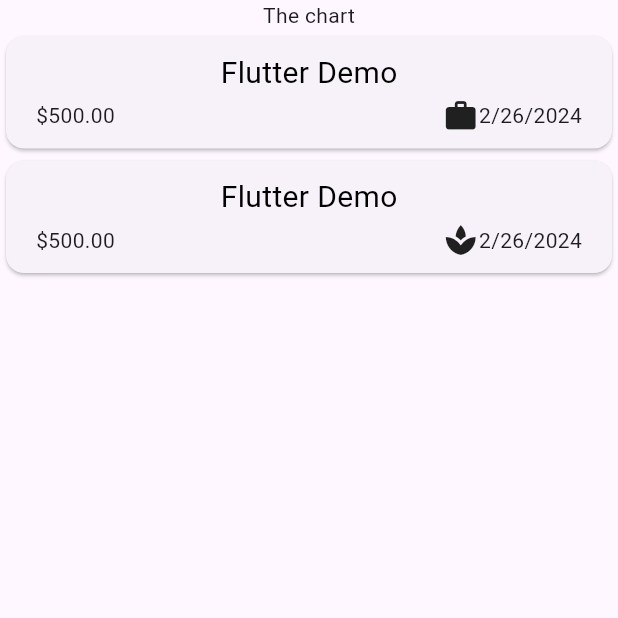
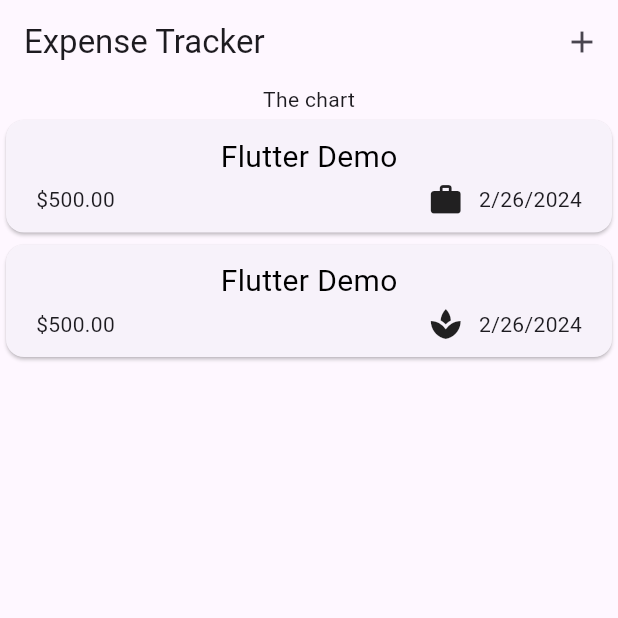
Before and after one commit to Shivansh-22866/expense_tracker, a Flutter app: the screen it shows after launch, on a phone screen of 412 x 824 dp, the top half of it. Run offline on Flutter 3.47's test engine with Material 3 defaults, Android fonts, the phone set to English and light mode, and no system bars.

Commit message:
Added ModalBottomSheet and functionality of add new expense

```diff
--- a/lib/expenses.dart
+++ b/lib/expenses.dart
@@ -1,5 +1,6 @@
 import 'package:expense_tracker/expenses_list.dart';
 import 'package:expense_tracker/models/expense.dart';
+import 'package:expense_tracker/new_expense.dart';
 import 'package:flutter/material.dart';
 
 class Expenses extends StatefulWidget {
@@ -23,17 +24,24 @@ class _ExpensesState extends State<Expenses> {
         category: Category.leisure),
   ];
 
+  void _openAddExpenseOverlay() {
+    showModalBottomSheet(
+        context: context, builder: (context) => const NewExpense());
+  }
+
   @override
   Widget build(BuildContext context) {
     return Scaffold(
-      body: Scaffold(
+      appBar: AppBar(title: const Text("Expense Tracker"), actions: [
+        IconButton(
+            onPressed: _openAddExpenseOverlay, icon: const Icon(Icons.add))
+      ]),
       body: Column(
         children: [
           const Text('The chart'),
           ExpensesList(expenses: _registeredExpenses),
         ],
       ),
-      ),
     );
   }
 }
--- a/lib/main.dart
+++ b/lib/main.dart
@@ -3,8 +3,10 @@ import "package:expense_tracker/expenses.dart";
 
 void main() {
   runApp(
-    const MaterialApp(
-      home: Expenses(),
+    MaterialApp(
+      debugShowCheckedModeBanner: false,
+      theme: ThemeData(useMaterial3: true),
+      home: const Expenses(),
     ),
   );
 }
--- a/lib/widgets/expense_item.dart
+++ b/lib/widgets/expense_item.dart
@@ -27,7 +27,9 @@ class ExpenseItem extends StatelessWidget {
                 Row(
                   children: [
                     Icon(categoryIcons[expense.category]),
-                    const SizedBox(height: 10,),
+                    const SizedBox(
+                      width: 10,
+                    ),
                     Text(expense.formattedDate),
                   ],
                 )
```
Also changed, not shown: lib/new_expense.dart (added, +27 -0 lines). Lines whose indentation alone changed are shown as unchanged.
